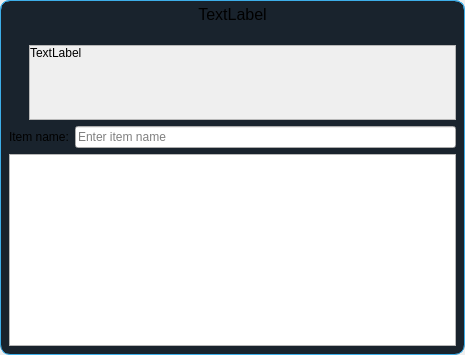
Old version of the form ui/add_workspace_item.ui in the repository TheCodingJsoftware/Invigo.
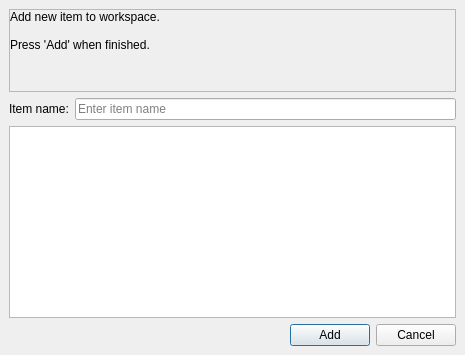
New version of the form.

The edit to the form file:
```diff
--- a/ui/add_workspace_item.ui
+++ b/ui/add_workspace_item.ui
@@ -38,16 +38,9 @@
       <bool>false</bool>
      </property>
      <property name="styleSheet">
-      <string notr="true">QWidget#widget{
-	border-top-left-radius:10px;
-	border-bottom-left-radius:10px;
-	border-top-right-radius:10px;
-	border-bottom-right-radius:10px;
-	border: 1px solid  #3daee9;
-	background-color: #19232D;
-}</string>
+      <string notr="true"/>
      </property>
-     <layout class="QVBoxLayout" name="verticalLayout_3" stretch="0,0">
+     <layout class="QVBoxLayout" name="verticalLayout_3" stretch="0">
       <property name="leftMargin">
        <number>0</number>
       </property>
@@ -60,45 +53,6 @@
       <property name="bottomMargin">
        <number>0</number>
       </property>
-      <item>
-       <widget class="QLabel" name="lblTitle">
-        <property name="minimumSize">
-         <size>
-          <width>0</width>
-          <height>30</height>
-         </size>
-        </property>
-        <property name="maximumSize">
-         <size>
-          <width>16777215</width>
-          <height>16777215</height>
-         </size>
-        </property>
-        <property name="font">
-         <font>
-          <pointsize>12</pointsize>
-         </font>
-        </property>
-        <property name="styleSheet">
-         <string notr="true">border-top-left-radius:10px;
-border-top-right-radius:10px;
-border: 1px solid  #3daee9;
-border-bottom: none;</string>
-        </property>
-        <property name="frameShape">
-         <enum>QFrame::Box</enum>
-        </property>
-        <property name="frameShadow">
-         <enum>QFrame::Sunken</enum>
-        </property>
-        <property name="text">
-         <string>TextLabel</string>
-        </property>
-        <property name="alignment">
-         <set>Qt::AlignHCenter|Qt::AlignTop</set>
-        </property>
-       </widget>
-      </item>
       <item>
        <layout class="QVBoxLayout" name="verticalLayout">
         <property name="leftMargin">
@@ -114,34 +68,7 @@
          <number>9</number>
         </property>
         <item>
-         <layout class="QHBoxLayout" name="horizontalLayout_4" stretch="0,0">
-          <item>
-           <layout class="QVBoxLayout" name="verticalLayout_2">
-            <property name="spacing">
-             <number>0</number>
-            </property>
-            <item>
-             <layout class="QVBoxLayout" name="iconHolder">
-              <property name="spacing">
-               <number>0</number>
-              </property>
-             </layout>
-            </item>
-            <item>
-             <spacer name="verticalSpacer">
-              <property name="orientation">
-               <enum>Qt::Vertical</enum>
-              </property>
-              <property name="sizeHint" stdset="0">
-               <size>
-                <width>20</width>
-                <height>40</height>
-               </size>
-              </property>
-             </spacer>
-            </item>
-           </layout>
-          </item>
+         <layout class="QHBoxLayout" name="horizontalLayout_4" stretch="0">
           <item>
            <widget class="QScrollArea" name="scrollArea">
             <property name="widgetResizable">
@@ -152,8 +79,8 @@
               <rect>
                <x>0</x>
                <y>0</y>
-               <width>415</width>
-               <height>69</height>
+               <width>443</width>
+               <height>74</height>
               </rect>
              </property>
              <layout class="QVBoxLayout" name="verticalLayout_4">
@@ -181,7 +108,9 @@
                  </sizepolicy>
                 </property>
                 <property name="text">
-                 <string>TextLabel</string>
+                 <string>Add new item to workspace.
+
+Press 'Add' when finished.</string>
                 </property>
                 <property name="alignment">
                  <set>Qt::AlignLeading|Qt::AlignLeft|Qt::AlignTop</set>
@@ -230,7 +159,47 @@
          </widget>
         </item>
         <item>
-         <layout class="QHBoxLayout" name="buttonsLayout"/>
+         <layout class="QHBoxLayout" name="buttonsLayout">
+          <item>
+           <spacer name="horizontalSpacer">
+            <property name="orientation">
+             <enum>Qt::Horizontal</enum>
+            </property>
+            <property name="sizeHint" stdset="0">
+             <size>
+              <width>40</width>
+              <height>20</height>
+             </size>
+            </property>
+           </spacer>
+          </item>
+          <item>
+           <widget class="QPushButton" name="pushButton_add">
+            <property name="maximumSize">
+             <size>
+              <width>16777215</width>
+              <height>16777215</height>
+             </size>
+            </property>
+            <property name="text">
+             <string>Add</string>
+            </property>
+           </widget>
+          </item>
+          <item>
+           <widget class="QPushButton" name="pushButton_cancel">
+            <property name="maximumSize">
+             <size>
+              <width>16777215</width>
+              <height>16777215</height>
+             </size>
+            </property>
+            <property name="text">
+             <string>Cancel</string>
+            </property>
+           </widget>
+          </item>
+         </layout>
         </item>
        </layout>
       </item>
```
Left out of the diff: 8 changed lines with no effect on the pictures.
